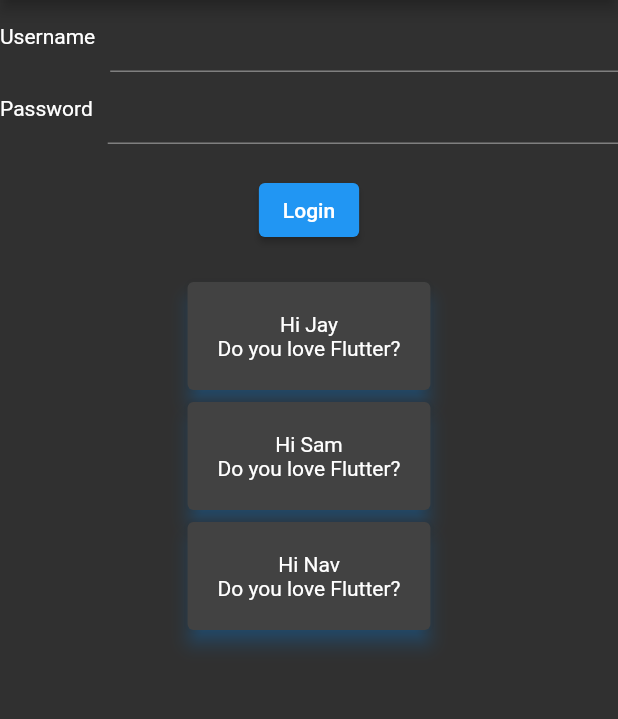
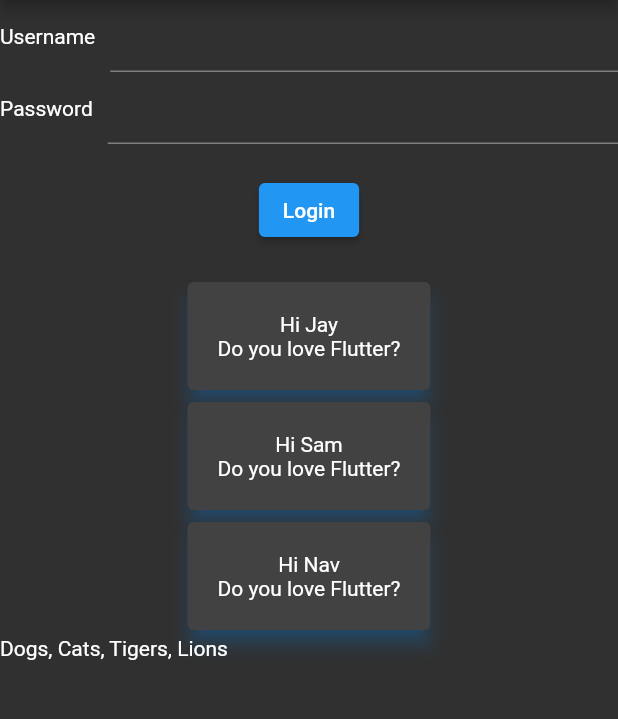
Before and after one commit to laksh97/flutter_layout, a Flutter app: the screen it shows after launch, on a phone screen of 412 x 824 dp, the part 84-803 px from its top. Run offline on Flutter 3.47's test engine with Material 2 defaults, Android fonts, the phone set to English and light mode, and no system bars.

Commit message:
Updated main.dart

```diff
--- a/lib/main.dart
+++ b/lib/main.dart
@@ -20,6 +20,8 @@ class _MyAppState extends State<MyApp> {
   TextEditingController _user = TextEditingController();
   TextEditingController _password = TextEditingController();
 
+  List<String> _pets = ["Dogs, Cats, Tigers, Lions"];
+
   @override
   Widget build(BuildContext context) {
     return Scaffold(
@@ -27,8 +29,7 @@ class _MyAppState extends State<MyApp> {
         title: Text("Flutter Layouts"),
         backgroundColor: Colors.blue,
       ),
-      body: SingleChildScrollView(
-        child: Container(
+      body: Container(
         child: Center(
           child: Column(
             children: [
@@ -107,8 +108,16 @@ class _MyAppState extends State<MyApp> {
                   ),
                 ),
               ),
+              Expanded(
+                child: ListView.builder(
+                    itemCount: _pets.length,
+                    itemBuilder: (BuildContext context, int index) {
+                      return Text(
+                        _pets.elementAt(index),
+                      );
+                    }),
+              ),
             ],
-            ),
           ),
         ),
       ),
```
Lines whose indentation alone changed are shown as unchanged.
